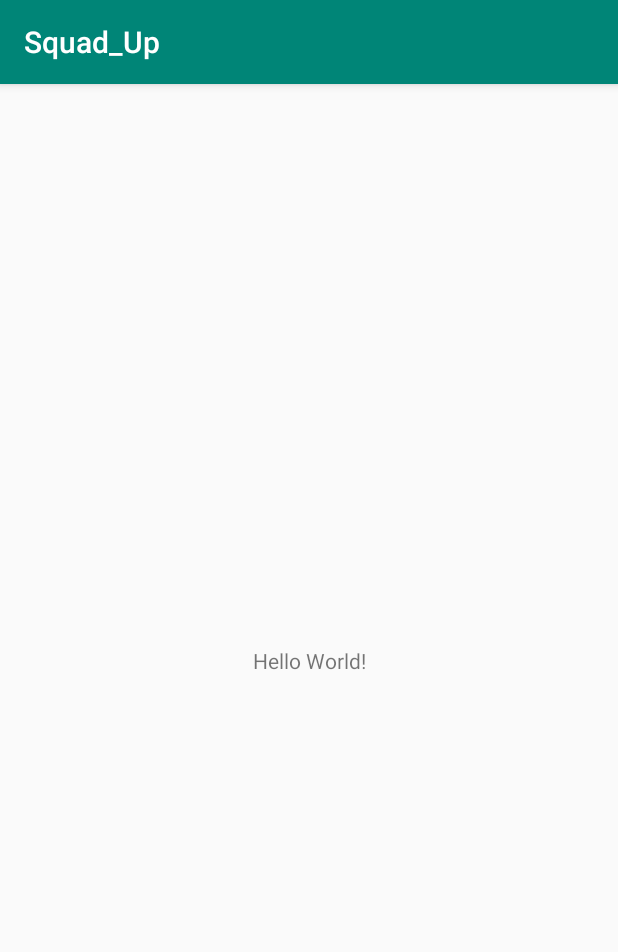
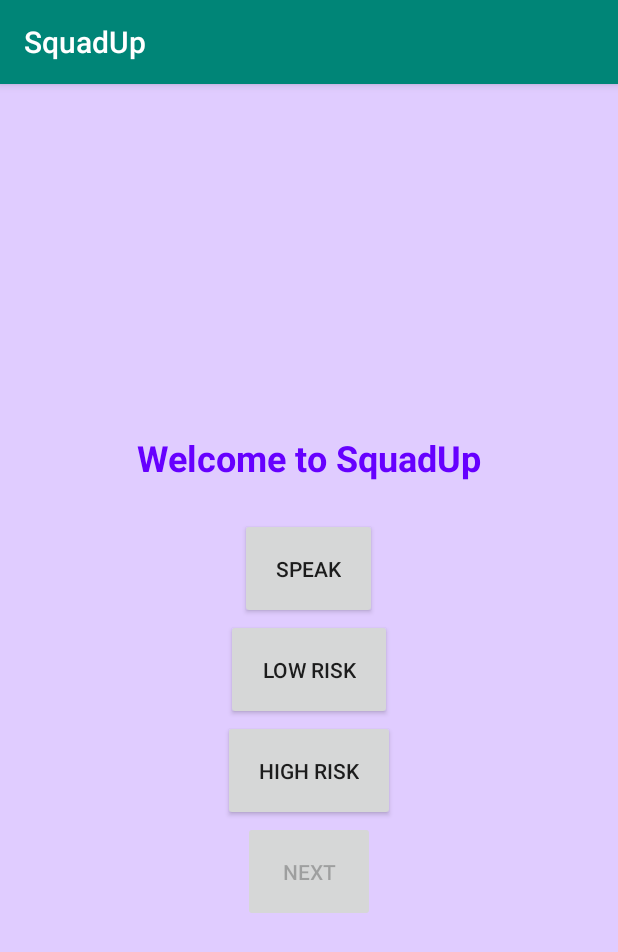
Before and after one commit to vsiv16/Squad_Up, an Android app: the screen it shows after launch (MainActivity), on a phone screen of 412 x 824 dp. Shown: the top 952 px of the screen. Run offline under Robolectric (Android 15) with nearby library versions, the phone set to English and light mode, and no system bars.

Commit message:
Layout Skeleton Code

```diff
--- a/app/src/main/AndroidManifest.xml
+++ b/app/src/main/AndroidManifest.xml
@@ -9,6 +9,8 @@
         android:roundIcon="@mipmap/ic_launcher_round"
         android:supportsRtl="true"
         android:theme="@style/AppTheme">
+        <activity android:name=".LowActivity"></activity>
+        <activity android:name=".HighActivity"></activity>
         <activity android:name=".MainActivity">
             <intent-filter>
                 <action android:name="android.intent.action.MAIN" />
--- a/app/src/main/java/com/example/sivani/squad_up/MainActivity.java
+++ b/app/src/main/java/com/example/sivani/squad_up/MainActivity.java
@@ -1,13 +1,83 @@
 package com.example.sivani.squad_up;
 
+import android.content.Intent;
+import android.os.Bundle;
 import android.support.v7.app.AppCompatActivity;
-import android.os.Bundle;
+import android.view.View;
+import android.widget.Button;
+import android.widget.TextView;
+
+
 
 public class MainActivity extends AppCompatActivity {
+    private TextView mWelcomeTextView;
+    private Button mSpeakButton;
+    private Button mNextButton;
+    private Button mLowButton;
+    private Button mHighButton;
+    static final int LOW = 1;
+    static final int HIGH = 2;
+
 
     @Override
     protected void onCreate(Bundle savedInstanceState) {
         super.onCreate(savedInstanceState);
         setContentView(R.layout.activity_main);
+
+        mWelcomeTextView = (TextView) findViewById(R.id.welcome_text_view);
+        mWelcomeTextView.setText("Welcome to SquadUp");
+
+        mSpeakButton = (Button) findViewById(R.id.speak_button);
+        mSpeakButton.setText(R.string.speak_button);
+
+        mLowButton = (Button)findViewById(R.id.low_button);
+        mLowButton.setText(R.string.low_button);
+
+        mHighButton = (Button)findViewById(R.id.high_button);
+        mHighButton.setText(R.string.high_button);
+
+        mNextButton = (Button)findViewById(R.id.next_button);
+        mNextButton.setText(R.string.next_button);
+        mNextButton.setEnabled(false);
+
+        mSpeakButton.setOnClickListener(new View.OnClickListener() {
+            @Override
+            public void onClick(View v) {
+                // add recording and speech to text code here
+            }
+        });
+
+        mLowButton.setOnClickListener(new View.OnClickListener() {
+            @Override
+            public void onClick(View v) {
+                Intent i = new Intent(MainActivity.this, LowActivity.class);
+                // send over the text data (put extra)
+                startActivityForResult(i, LOW);
+
+            }
+        });
+
+        mHighButton.setOnClickListener(new View.OnClickListener() {
+            @Override
+            public void onClick(View v) {
+                Intent i = new Intent(MainActivity.this, HighActivity.class);
+                // send over the text data (put extra)
+                startActivityForResult(i, HIGH);
+
+            }
+        });
+
+        mNextButton.setOnClickListener(new View.OnClickListener() {
+            @Override
+            public void onClick(View v) {
+                Intent i = new Intent(MainActivity.this, LowActivity.class);
+                // send over the text data (put extra)
+                // startActivityForResult(i, ACTION);
+
+            }
+        });
+
     }
+
+
 }
--- a/app/src/main/res/layout/activity_main.xml
+++ b/app/src/main/res/layout/activity_main.xml
@@ -1,18 +1,44 @@
-<?xml version="1.0" encoding="utf-8"?>
-<android.support.constraint.ConstraintLayout xmlns:android="http://schemas.android.com/apk/res/android"
-    xmlns:app="http://schemas.android.com/apk/res-auto"
-    xmlns:tools="http://schemas.android.com/tools"
+<LinearLayout
+    xmlns:android="http://schemas.android.com/apk/res/android"
+    android:layout_height="match_parent"
     android:layout_width="match_parent"
-    android:layout_height="match_parent"
-    tools:context=".MainActivity">
+    android:orientation="vertical"
+    android:background="#e0ccff"
+    android:gravity="center">
 
     <TextView
+        android:id="@+id/welcome_text_view"
         android:layout_width="wrap_content"
         android:layout_height="wrap_content"
-        android:text="Hello World!"
-        app:layout_constraintBottom_toBottomOf="parent"
-        app:layout_constraintLeft_toLeftOf="parent"
-        app:layout_constraintRight_toRightOf="parent"
-        app:layout_constraintTop_toTopOf="parent" />
+        android:textColor="#6600ff"
+        android:textSize="24dp"
+        android:textStyle="bold"
+        android:padding="24dp"/>
 
-</android.support.constraint.ConstraintLayout>
+
+    <Button
+        android:id="@+id/speak_button"
+        android:layout_width="wrap_content"
+        android:layout_height="wrap_content"
+        android:padding="24dp"/>
+
+    <Button
+        android:id="@+id/low_button"
+        android:layout_width="wrap_content"
+        android:layout_height="wrap_content"
+        android:padding="24dp"/>
+
+    <Button
+        android:id="@+id/high_button"
+        android:layout_width="wrap_content"
+        android:layout_height="wrap_content"
+        android:padding="24dp"/>
+
+    <Button
+        android:id="@+id/next_button"
+        android:layout_width="wrap_content"
+        android:layout_height="wrap_content"
+        android:padding="24dp"/>
+
+
+</LinearLayout>
--- a/app/src/main/res/values/strings.xml
+++ b/app/src/main/res/values/strings.xml
@@ -1,3 +1,7 @@
 <resources>
-    <string name="app_name">Squad_Up</string>
+    <string name="app_name">SquadUp</string>
+    <string name="speak_button">Speak</string>
+    <string name="next_button">Next</string>
+    <string name="low_button">Low Risk</string>
+    <string name="high_button">High Risk</string>
 </resources>
```
Also changed, not shown: app/src/main/java/com/example/sivani/squad_up/HighActivity.java (added, +23 -0 lines), app/src/main/java/com/example/sivani/squad_up/LowActivity.java (added, +23 -0 lines), app/src/main/res/layout/activity_high.xml (added, +19 -0 lines), app/src/main/res/layout/activity_low.xml (added, +19 -0 lines).
